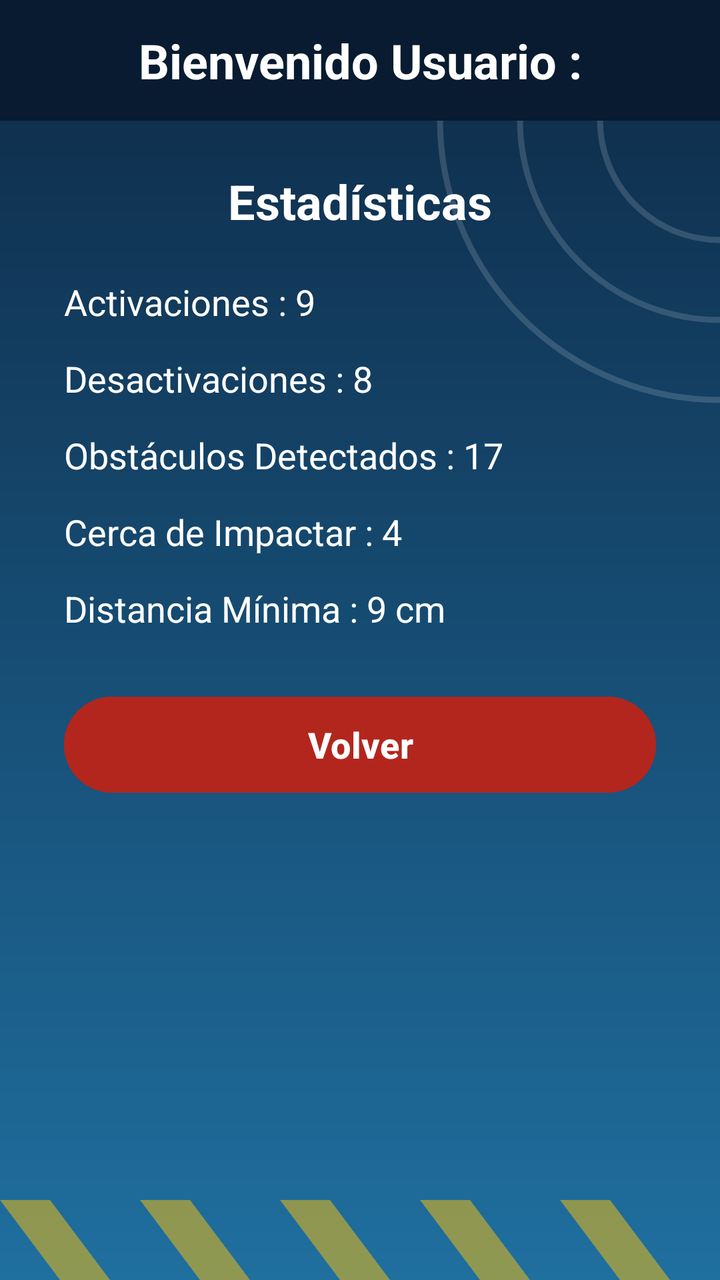
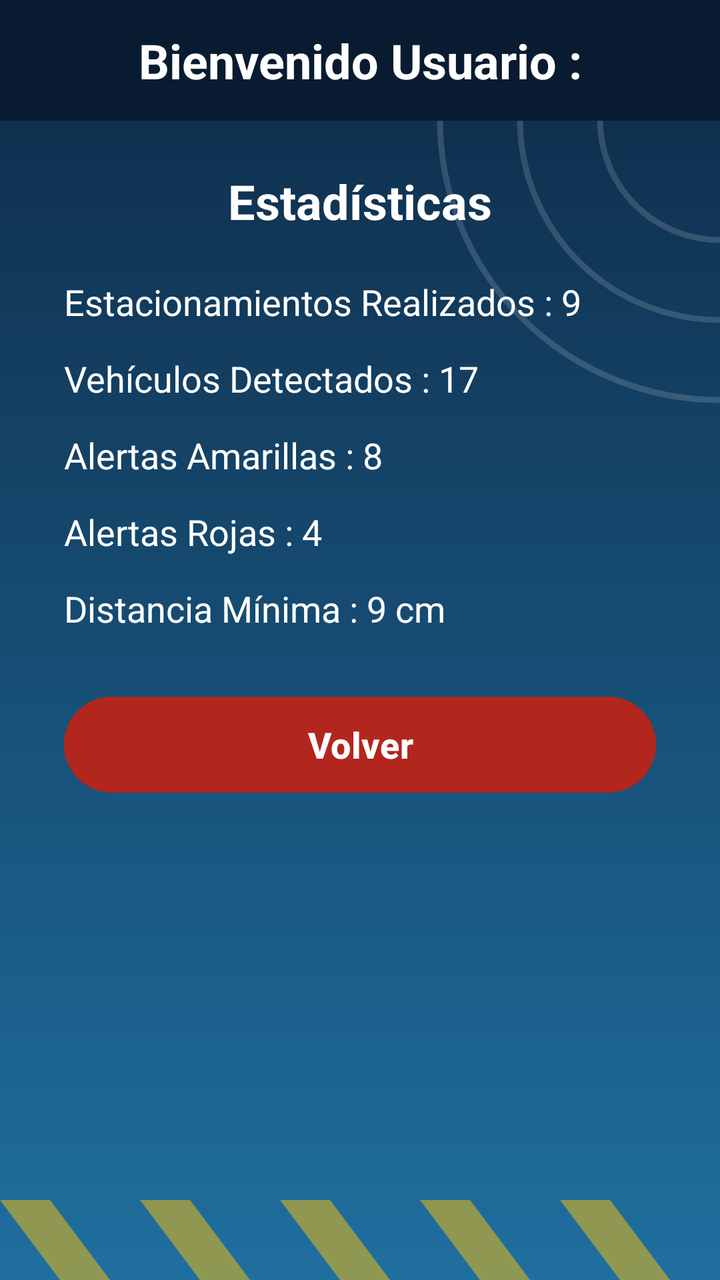

An Android layout rendered at two revisions. The XML below is the earlier revision; the diff shows what the commit changed to produce the second picture.
<!-- AndroidManifest.xml: application theme Theme.AppParking -->
<!-- res/layout/activity_estadisticas.xml -->
<?xml version="1.0" encoding="utf-8"?>
<LinearLayout xmlns:android="http://schemas.android.com/apk/res/android"
    xmlns:app="http://schemas.android.com/apk/res-auto"
    xmlns:tools="http://schemas.android.com/tools"
    android:id="@+id/main"
    android:layout_width="match_parent"
    android:layout_height="match_parent"
    android:background="@drawable/fondo_app"
    android:orientation="vertical"
    tools:context=".Estadisticas">

    <TextView
        android:id="@+id/tvusuest"
        android:layout_width="match_parent"
        android:layout_height="wrap_content"
        android:background="@color/barra"
        android:gravity="center"
        android:padding="14dp"
        android:text="Bienvenido Usuario :"
        android:textColor="#FFFFFF"
        android:textSize="24sp"
        android:textStyle="bold" />

    <TextView
        android:layout_width="match_parent"
        android:layout_height="wrap_content"
        android:layout_marginTop="24dp"
        android:layout_marginBottom="8dp"
        android:gravity="center"
        android:text="Estadísticas"
        android:textColor="#FFFFFF"
        android:textSize="24sp"
        android:textStyle="bold" />

    <TextView
        android:layout_width="match_parent"
        android:layout_height="wrap_content"
        android:layout_marginStart="32dp"
        android:layout_marginTop="14dp"
        android:text="Activaciones : 9"
        android:textColor="#FFFFFF"
        android:textSize="18sp" />

    <TextView
        android:layout_width="match_parent"
        android:layout_height="wrap_content"
        android:layout_marginStart="32dp"
        android:layout_marginTop="14dp"
        android:text="Desactivaciones : 8"
        android:textColor="#FFFFFF"
        android:textSize="18sp" />

    <TextView
        android:layout_width="match_parent"
        android:layout_height="wrap_content"
        android:layout_marginStart="32dp"
        android:layout_marginTop="14dp"
        android:text="Obstáculos Detectados : 17"
        android:textColor="#FFFFFF"
        android:textSize="18sp" />

    <TextView
        android:layout_width="match_parent"
        android:layout_height="wrap_content"
        android:layout_marginStart="32dp"
        android:layout_marginTop="14dp"
        android:text="Cerca de Impactar : 4"
        android:textColor="#FFFFFF"
        android:textSize="18sp" />

    <TextView
        android:layout_width="match_parent"
        android:layout_height="wrap_content"
        android:layout_marginStart="32dp"
        android:layout_marginTop="14dp"
        android:text="Distancia Mínima : 9 cm"
        android:textColor="#FFFFFF"
        android:textSize="18sp" />

    <Button
        android:id="@+id/btnvolver"
        android:layout_width="match_parent"
        android:layout_height="56dp"
        android:layout_marginStart="32dp"
        android:layout_marginTop="28dp"
        android:layout_marginEnd="32dp"
        android:backgroundTint="@color/rojo"
        android:text="Volver"
        android:textColor="#FFFFFF"
        android:textSize="18sp"
        android:textStyle="bold"
        app:cornerRadius="28dp" />

</LinearLayout>
<!-- resources referenced by this layout -->
<resources>
  <color name="barra">#081B30</color>
  <color name="rojo">#B3261E</color>
  <!-- drawable fondo_app (drawable) -->
  <vector xmlns:android="http://schemas.android.com/apk/res/android"
      xmlns:aapt="http://schemas.android.com/aapt"
      android:width="360dp"
      android:height="640dp"
      android:viewportWidth="360"
      android:viewportHeight="640">
      <path android:pathData="M0,0h360v640h-360z">
          <aapt:attr name="android:fillColor">
              <gradient android:type="linear" android:startX="180" android:startY="0"
                  android:endX="180" android:endY="640">
                  <item android:offset="0" android:color="#0E2A47"/>
                  <item android:offset="1" android:color="#1F6F9F"/>
              </gradient>
          </aapt:attr>
      </path>
      <path android:pathData="M300,60a60,60 0 1,0 120,0a60,60 0 1,0 -120,0"
          android:strokeColor="#26FFFFFF" android:strokeWidth="3" android:fillColor="#00000000"/>
      <path android:pathData="M260,60a100,100 0 1,0 200,0a100,100 0 1,0 -200,0"
          android:strokeColor="#26FFFFFF" android:strokeWidth="3" android:fillColor="#00000000"/>
      <path android:pathData="M220,60a140,140 0 1,0 280,0a140,140 0 1,0 -280,0"
          android:strokeColor="#26FFFFFF" android:strokeWidth="3" android:fillColor="#00000000"/>
      <path android:pathData="M0,600L30,640L55,640L25,600z" android:fillColor="#80FFC107"/>
      <path android:pathData="M70,600L100,640L125,640L95,600z" android:fillColor="#80FFC107"/>
      <path android:pathData="M140,600L170,640L195,640L165,600z" android:fillColor="#80FFC107"/>
      <path android:pathData="M210,600L240,640L265,640L235,600z" android:fillColor="#80FFC107"/>
      <path android:pathData="M280,600L310,640L335,640L305,600z" android:fillColor="#80FFC107"/>
  </vector>
  <style name="Theme.AppParking" parent="Base.Theme.AppParking" />
  <style name="Base.Theme.AppParking" parent="Theme.Material3.DayNight.NoActionBar">
          
          
      </style>
</resources>

<!-- the commit's change to res/layout/activity_estadisticas.xml (unified diff, before → after) -->
@@ -37,7 +37,7 @@
         android:layout_height="wrap_content"
         android:layout_marginStart="32dp"
         android:layout_marginTop="14dp"
-        android:text="Activaciones : 9"
+        android:text="Estacionamientos Realizados : 9"
         android:textColor="#FFFFFF"
         android:textSize="18sp" />
 
@@ -46,7 +46,7 @@
         android:layout_height="wrap_content"
         android:layout_marginStart="32dp"
         android:layout_marginTop="14dp"
-        android:text="Desactivaciones : 8"
+        android:text="Vehículos Detectados : 17"
         android:textColor="#FFFFFF"
         android:textSize="18sp" />
 
@@ -55,7 +55,7 @@
         android:layout_height="wrap_content"
         android:layout_marginStart="32dp"
         android:layout_marginTop="14dp"
-        android:text="Obstáculos Detectados : 17"
+        android:text="Alertas Amarillas : 8"
         android:textColor="#FFFFFF"
         android:textSize="18sp" />
 
@@ -64,7 +64,7 @@
         android:layout_height="wrap_content"
         android:layout_marginStart="32dp"
         android:layout_marginTop="14dp"
-        android:text="Cerca de Impactar : 4"
+        android:text="Alertas Rojas : 4"
         android:textColor="#FFFFFF"
         android:textSize="18sp" />
 
